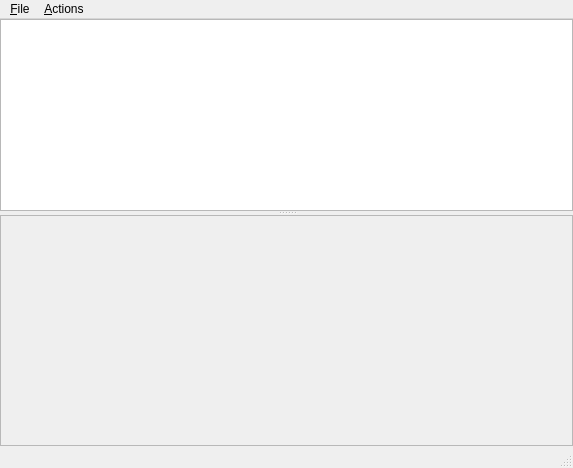
Qt form INCode/diagramconfiguration.ui (rknuus/INCode) before a commit.
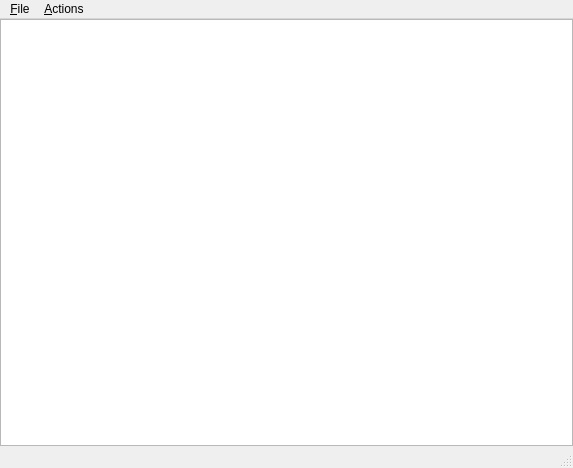
The same form after that commit.

```diff
--- a/INCode/diagramconfiguration.ui
+++ b/INCode/diagramconfiguration.ui
@@ -10,6 +10,11 @@
         <height>468</height>
       </rect>
     </property>
+    <property name="styleSheet">
+   <string notr="true">
+     QSplitter::handle::horizontal, QSplitter::handle::vertical { width: 6px; background-color: #666; }
+   </string>
+  </property>
     <widget class="QWidget" name="centralwidget_">
       <layout class="QVBoxLayout" name="vboxlayout_">
         <property name="spacing">
@@ -36,37 +41,15 @@
               <attribute name="headerVisible">
                 <bool>false</bool>
               </attribute>
+              <property name="horizontalScrollBarPolicy">
+                <enum>Qt::ScrollBarAsNeeded</enum>
+              </property>
               <column>
                 <property name="text">
                   <string notr="true">1</string>
                 </property>
               </column>
             </widget>
-            <widget class="QScrollArea" name="image_wrapper_">
-              <property name="visible">
-                <bool>false</bool>
-              </property>
-              <property name="alignment">
-                <set>Qt::AlignCenter</set>
-              </property>
-              <property name="sizePolicy">
-                <sizepolicy hsizetype="Expanding" vsizetype="Expanding">
-                  <horstretch>0</horstretch>
-                  <verstretch>1</verstretch>
-                </sizepolicy>
-              </property>
-              <property name="widgetResizable">
-                <bool>false</bool>
-              </property>
-              <widget class="QLabel" name="image_">
-                <property name="scaledContents">
-                  <bool>true</bool>
-                </property>
-                <property name="alignment">
-                  <set>Qt::AlignCenter</set>
-                </property>
-              </widget>
-            </widget>
           </widget>
         </item>
       </layout>
```
Left out of the diff: 13 changed lines with no effect on the pictures.
